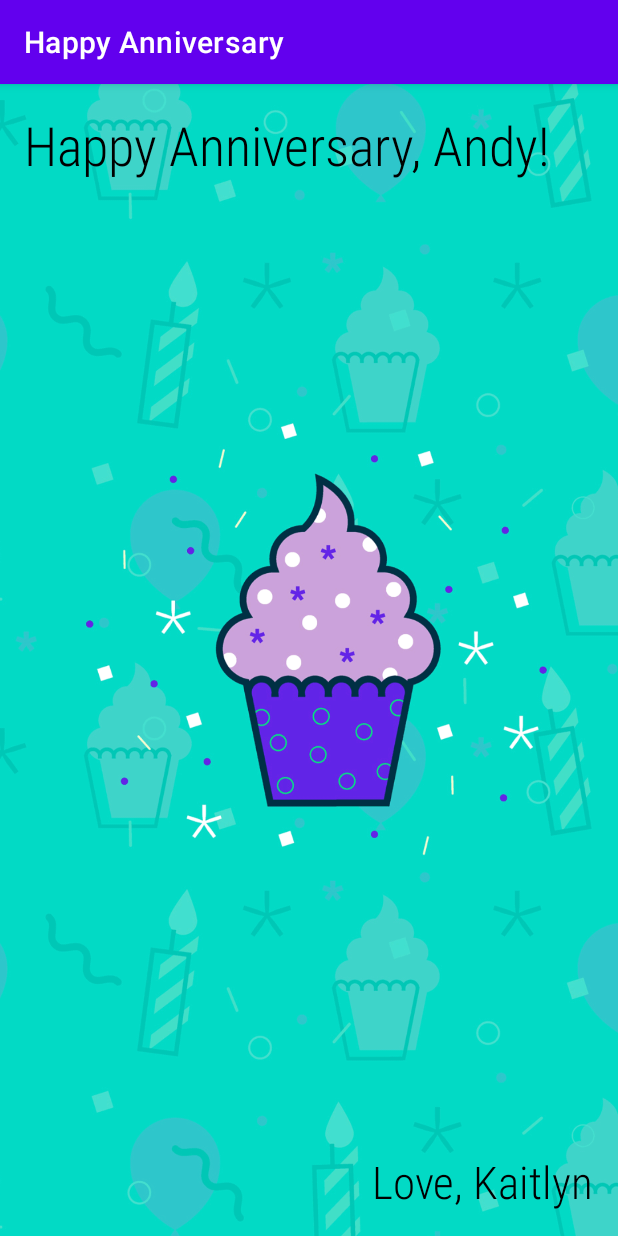
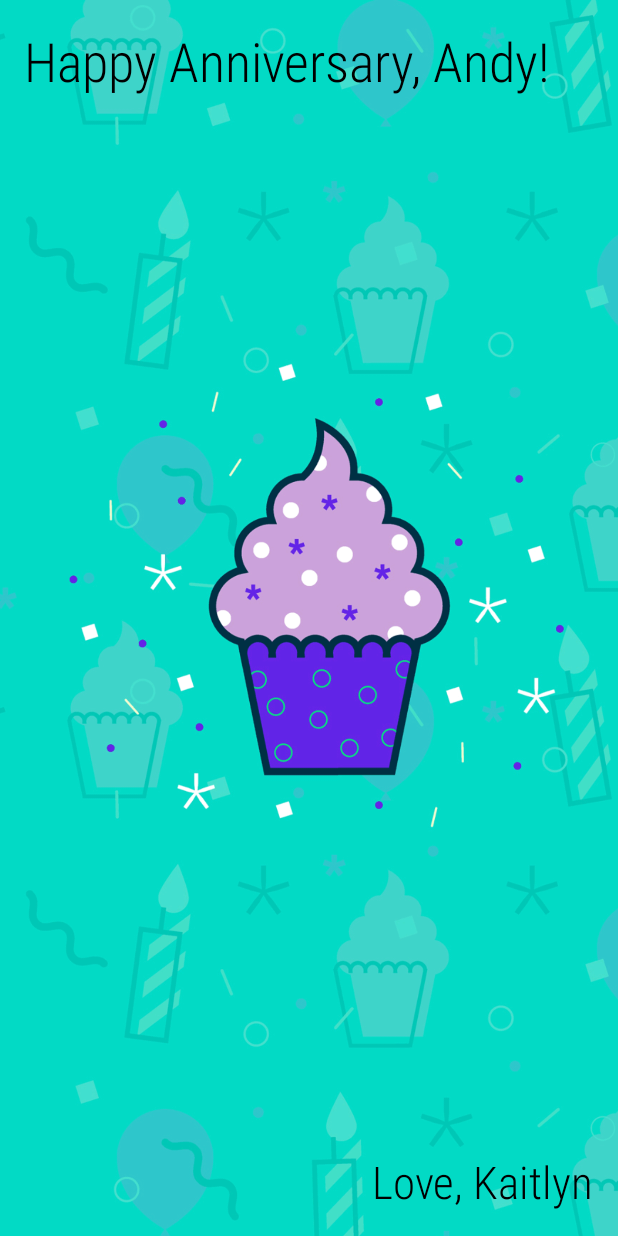
Before and after one commit to kaitlynfox/android_happy_birthday_app, an Android app: the screen it shows after launch (MainActivity), on a phone screen of 412 x 824 dp. Run offline under Robolectric (Android 15) with nearby library versions, the phone set to English and light mode, and no system bars.

Commit message:
Remove ActionBar from themes.xml

```diff
--- a/app/src/main/res/values/themes.xml
+++ b/app/src/main/res/values/themes.xml
@@ -1,6 +1,6 @@
 <resources xmlns:tools="http://schemas.android.com/tools">
     <!-- Base application theme. -->
-    <style name="Theme.HappyBirthday" parent="Theme.MaterialComponents.DayNight.DarkActionBar">
+    <style name="Theme.HappyBirthday" parent="Theme.MaterialComponents.NoActionBar">
         <!-- Primary brand color. -->
         <item name="colorPrimary">@color/purple_500</item>
         <item name="colorPrimaryVariant">@color/purple_700</item>
```
